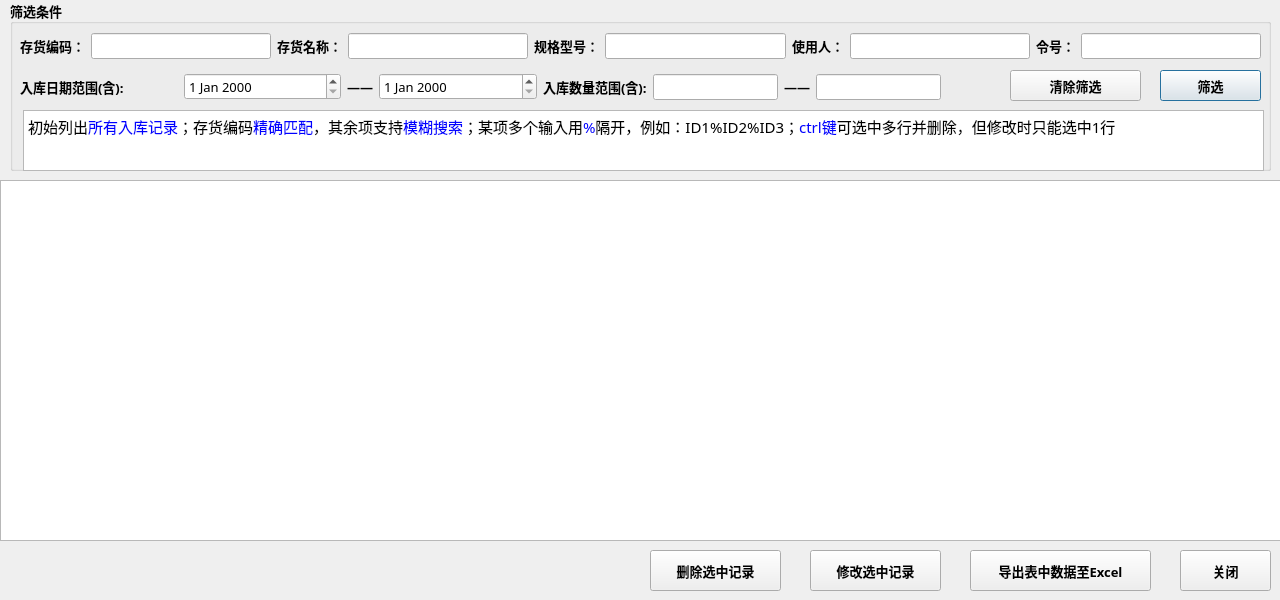
Before: the Qt Designer form in_info.ui in jhqi/store-management-system, drawn with Qt 5.
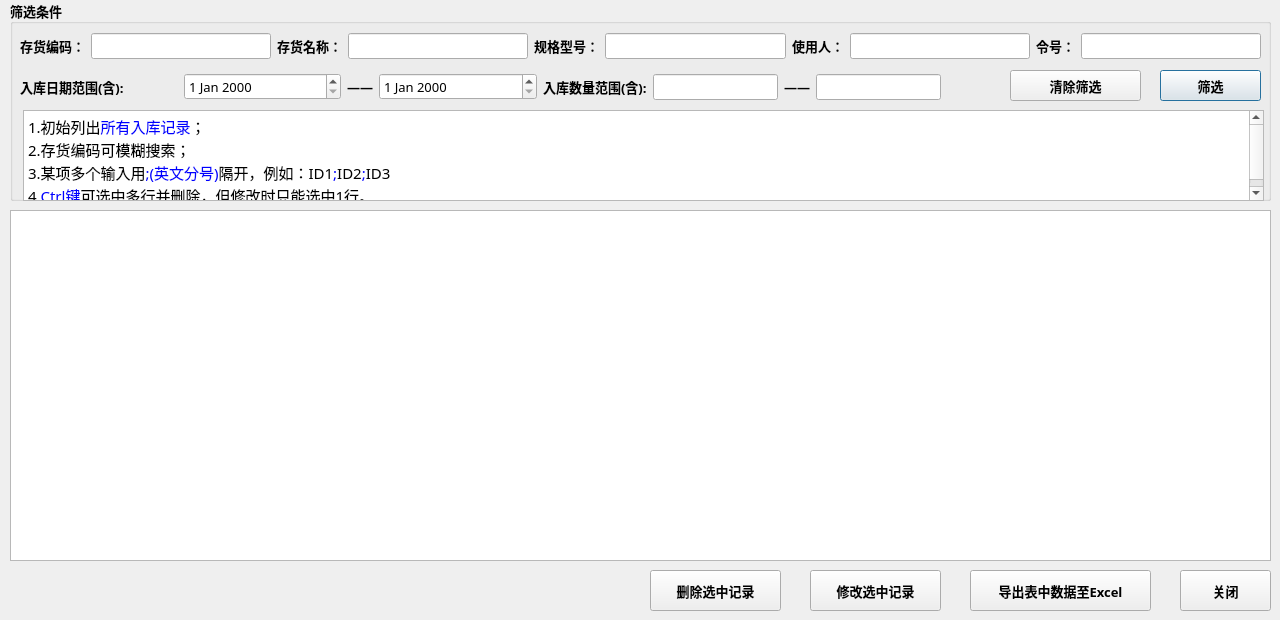
After: the same form once the commit is applied.

What changed in the file:
```diff
--- a/in_info.ui
+++ b/in_info.ui
@@ -7,7 +7,7 @@
     <x>0</x>
     <y>0</y>
     <width>1280</width>
-    <height>600</height>
+    <height>620</height>
    </rect>
   </property>
   <property name="windowTitle">
@@ -16,10 +16,10 @@
   <widget class="QTableView" name="tableView">
    <property name="geometry">
     <rect>
-     <x>0</x>
-     <y>180</y>
-     <width>1281</width>
-     <height>361</height>
+     <x>10</x>
+     <y>210</y>
+     <width>1261</width>
+     <height>351</height>
     </rect>
    </property>
   </widget>
@@ -29,7 +29,7 @@
      <x>10</x>
      <y>0</y>
      <width>1261</width>
-     <height>171</height>
+     <height>201</height>
     </rect>
    </property>
    <property name="font">
@@ -264,7 +264,7 @@
       <x>13</x>
       <y>110</y>
       <width>1241</width>
-      <height>61</height>
+      <height>91</height>
      </rect>
     </property>
     <property name="readOnly">
@@ -275,7 +275,10 @@
 &lt;html&gt;&lt;head&gt;&lt;meta name=&quot;qrichtext&quot; content=&quot;1&quot; /&gt;&lt;style type=&quot;text/css&quot;&gt;
 p, li { white-space: pre-wrap; }
 &lt;/style&gt;&lt;/head&gt;&lt;body style=&quot; font-family:'微软雅黑'; font-size:10pt; font-weight:600; font-style:normal;&quot;&gt;
-&lt;p style=&quot; margin-top:0px; margin-bottom:0px; margin-left:0px; margin-right:0px; -qt-block-indent:0; text-indent:0px;&quot;&gt;&lt;span style=&quot; font-size:11pt; font-weight:400;&quot;&gt;初始列出&lt;/span&gt;&lt;span style=&quot; font-size:11pt; font-weight:400; color:#0000ff;&quot;&gt;所有入库记录&lt;/span&gt;&lt;span style=&quot; font-size:11pt; font-weight:400;&quot;&gt;；存货编码&lt;/span&gt;&lt;span style=&quot; font-size:11pt; font-weight:400; color:#0000ff;&quot;&gt;精确匹配&lt;/span&gt;&lt;span style=&quot; font-size:11pt; font-weight:400;&quot;&gt;，其余项支持&lt;/span&gt;&lt;span style=&quot; font-size:11pt; font-weight:400; color:#0000ff;&quot;&gt;模糊搜索&lt;/span&gt;&lt;span style=&quot; font-size:11pt; font-weight:400;&quot;&gt;；某项多个输入用&lt;/span&gt;&lt;span style=&quot; font-size:11pt; font-weight:400; color:#0000ff;&quot;&gt;%&lt;/span&gt;&lt;span style=&quot; font-size:11pt; font-weight:400;&quot;&gt;隔开，例如：ID1%ID2%ID3；&lt;/span&gt;&lt;span style=&quot; font-size:11pt; font-weight:400; color:#0000ff;&quot;&gt;ctrl键&lt;/span&gt;&lt;span style=&quot; font-size:11pt; font-weight:400;&quot;&gt;可选中多行并删除，但修改时只能选中1行&lt;/span&gt;&lt;/p&gt;&lt;/body&gt;&lt;/html&gt;</string>
+&lt;p style=&quot; margin-top:0px; margin-bottom:0px; margin-left:0px; margin-right:0px; -qt-block-indent:0; text-indent:0px;&quot;&gt;&lt;span style=&quot; font-size:11pt; font-weight:400;&quot;&gt;1.初始列出&lt;/span&gt;&lt;span style=&quot; font-size:11pt; font-weight:400; color:#0000ff;&quot;&gt;所有入库记录&lt;/span&gt;&lt;span style=&quot; font-size:11pt; font-weight:400;&quot;&gt;；&lt;/span&gt;&lt;/p&gt;
+&lt;p style=&quot; margin-top:0px; margin-bottom:0px; margin-left:0px; margin-right:0px; -qt-block-indent:0; text-indent:0px;&quot;&gt;&lt;span style=&quot; font-size:11pt; font-weight:400;&quot;&gt;2.存货编码可模糊搜索；&lt;/span&gt;&lt;/p&gt;
+&lt;p style=&quot; margin-top:0px; margin-bottom:0px; margin-left:0px; margin-right:0px; -qt-block-indent:0; text-indent:0px;&quot;&gt;&lt;span style=&quot; font-size:11pt; font-weight:400;&quot;&gt;3.某项多个输入用&lt;/span&gt;&lt;span style=&quot; font-size:11pt; font-weight:400; color:#0000ff;&quot;&gt;;(英文分号)&lt;/span&gt;&lt;span style=&quot; font-size:11pt; font-weight:400;&quot;&gt;隔开，例如：ID1&lt;/span&gt;&lt;span style=&quot; font-size:11pt; font-weight:400; color:#0000ff;&quot;&gt;;&lt;/span&gt;&lt;span style=&quot; font-size:11pt; font-weight:400;&quot;&gt;ID2&lt;/span&gt;&lt;span style=&quot; font-size:11pt; font-weight:400; color:#0000ff;&quot;&gt;;&lt;/span&gt;&lt;span style=&quot; font-size:11pt; font-weight:400;&quot;&gt;ID3&lt;/span&gt;&lt;/p&gt;
+&lt;p style=&quot; margin-top:0px; margin-bottom:0px; margin-left:0px; margin-right:0px; -qt-block-indent:0; text-indent:0px;&quot;&gt;&lt;span style=&quot; font-size:11pt; font-weight:400;&quot;&gt;4.&lt;/span&gt;&lt;span style=&quot; font-size:11pt; font-weight:400; color:#0000ff;&quot;&gt;Ctrl键&lt;/span&gt;&lt;span style=&quot; font-size:11pt; font-weight:400;&quot;&gt;可选中多行并删除，但修改时只能选中1行。&lt;/span&gt;&lt;/p&gt;&lt;/body&gt;&lt;/html&gt;</string>
     </property>
    </widget>
   </widget>
@@ -283,7 +286,7 @@
    <property name="geometry">
     <rect>
      <x>650</x>
-     <y>550</y>
+     <y>570</y>
      <width>131</width>
      <height>41</height>
     </rect>
@@ -304,7 +307,7 @@
    <property name="geometry">
     <rect>
      <x>810</x>
-     <y>550</y>
+     <y>570</y>
      <width>131</width>
      <height>41</height>
     </rect>
@@ -325,7 +328,7 @@
    <property name="geometry">
     <rect>
      <x>970</x>
-     <y>550</y>
+     <y>570</y>
      <width>181</width>
      <height>41</height>
     </rect>
@@ -346,7 +349,7 @@
    <property name="geometry">
     <rect>
      <x>1180</x>
-     <y>550</y>
+     <y>570</y>
      <width>91</width>
      <height>41</height>
     </rect>
```
Left out of the diff: 22 changed lines with no effect on the pictures.
